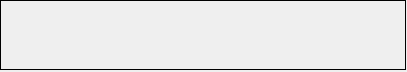
Before: the Qt Designer form botonera/forms/zone_displaymode.ui in jordan045/tdc-botonera, drawn with Qt 5.
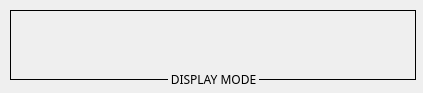
After: the same form once the commit is applied. Icons and pictures are not drawn.

```diff
--- a/botonera/forms/zone_displaymode.ui
+++ b/botonera/forms/zone_displaymode.ui
@@ -6,20 +6,20 @@
    <rect>
     <x>0</x>
     <y>0</y>
-    <width>407</width>
-    <height>72</height>
+    <width>423</width>
+    <height>93</height>
    </rect>
   </property>
   <property name="minimumSize">
    <size>
-    <width>407</width>
-    <height>72</height>
+    <width>423</width>
+    <height>93</height>
    </size>
   </property>
   <property name="maximumSize">
    <size>
-    <width>407</width>
-    <height>72</height>
+    <width>423</width>
+    <height>93</height>
    </size>
   </property>
   <property name="windowTitle">
@@ -28,8 +28,8 @@
   <widget class="QFrame" name="frame">
    <property name="geometry">
     <rect>
-     <x>0</x>
-     <y>0</y>
+     <x>10</x>
+     <y>10</y>
      <width>406</width>
      <height>70</height>
     </rect>
@@ -246,6 +246,30 @@
     </item>
    </layout>
   </widget>
+  <widget class="QLabel" name="label">
+   <property name="geometry">
+    <rect>
+     <x>168</x>
+     <y>70</y>
+     <width>91</width>
+     <height>19</height>
+    </rect>
+   </property>
+   <property name="font">
+    <font>
+     <family>Bahnschrift</family>
+    </font>
+   </property>
+   <property name="autoFillBackground">
+    <bool>true</bool>
+   </property>
+   <property name="text">
+    <string>DISPLAY MODE</string>
+   </property>
+   <property name="alignment">
+    <set>Qt::AlignCenter</set>
+   </property>
+  </widget>
  </widget>
  <resources/>
  <connections/>
```
